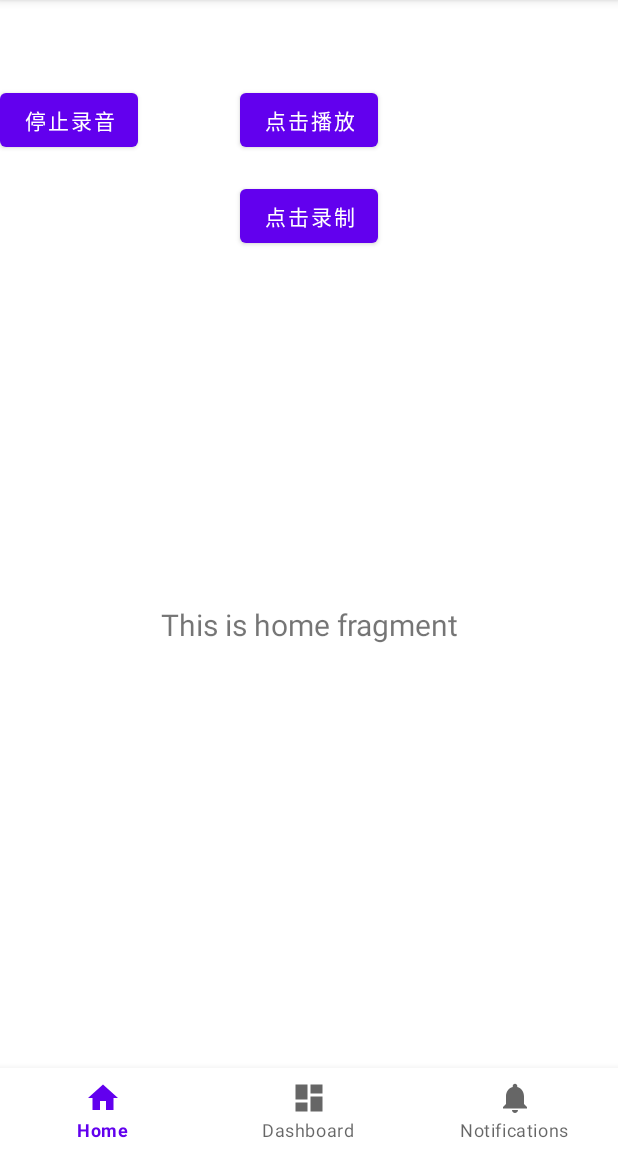
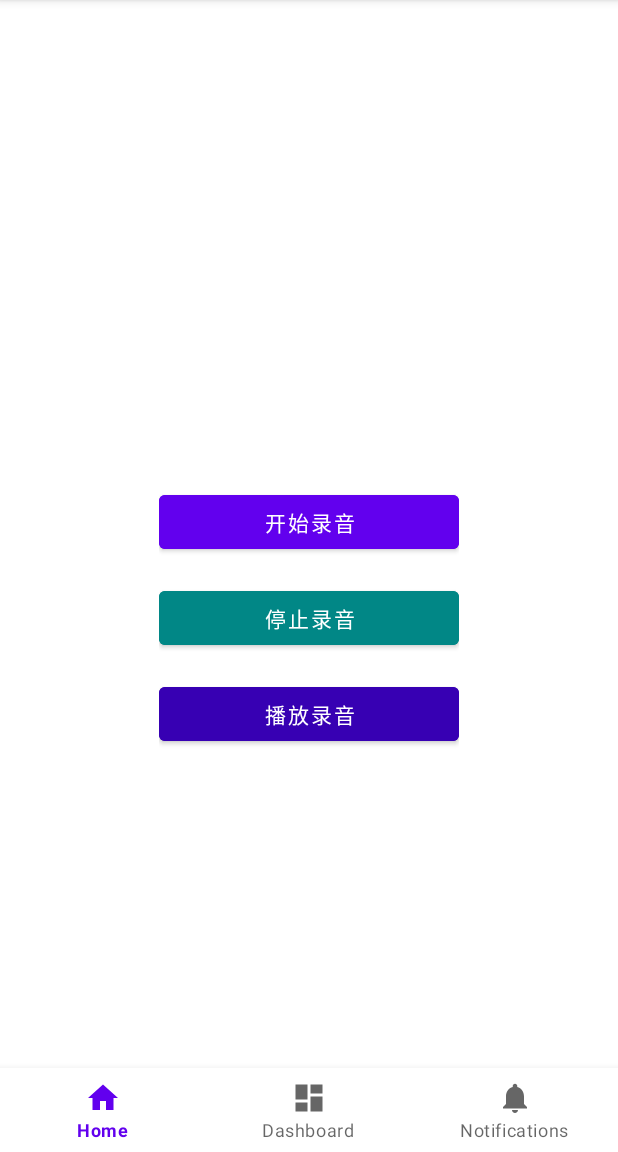
Before and after one commit to kmq116/android-play-audio, an Android app: the screen it shows after launch (MainActivity), on a phone screen of 412 x 824 dp, the part 84-1236 px from its top. Run offline under Robolectric (Android 15) with nearby library versions, the phone set to English and light mode, and no system bars; our stand-ins replace navigation-ui.

Commit message:
feat: 优化样式

```diff
--- a/app/src/main/res/layout/activity_main.xml
+++ b/app/src/main/res/layout/activity_main.xml
@@ -33,29 +33,46 @@
 
     <RelativeLayout
         android:layout_width="match_parent"
-        android:layout_height="match_parent">
+        android:layout_height="match_parent"
+        android:padding="16dp">
 
-        <Button
-            android:id="@+id/playButton"
+        <!-- 录音控制按钮组 -->
+        <LinearLayout
+            android:id="@+id/recordControlGroup"
             android:layout_width="wrap_content"
             android:layout_height="wrap_content"
-            android:text="点击播放"
-            android:layout_centerHorizontal="true"
-            android:layout_marginBottom="16dp" />
+            android:layout_centerInParent="true"
+            android:orientation="vertical"
+            android:gravity="center">
 
-        <Button
-            android:id="@+id/startRecorder"
-            android:layout_width="wrap_content"
-            android:layout_height="wrap_content"
-            android:text="点击录制"
-            android:layout_below="@id/playButton"
-            android:layout_centerHorizontal="true" />
+            <!-- 录音按钮 -->
+            <Button
+                android:id="@+id/startRecorder"
+                android:layout_width="200dp"
+                android:layout_height="wrap_content"
+                android:text="开始录音"
+                android:layout_marginBottom="16dp"
+                android:backgroundTint="@color/purple_500" />
 
-        <Button
-            android:id="@+id/stopButton"
-            android:layout_width="wrap_content"
-            android:layout_height="wrap_content"
-            android:text="停止录音"/>
+            <!-- 停止录音按钮 -->
+            <Button
+                android:id="@+id/stopButton"
+                android:layout_width="200dp"
+                android:layout_height="wrap_content"
+                android:text="停止录音"
+                android:layout_marginBottom="16dp"
+                android:backgroundTint="@color/teal_700" />
+
+            <!-- 播放按钮 -->
+            <Button
+                android:id="@+id/playButton"
+                android:layout_width="200dp"
+                android:layout_height="wrap_content"
+                android:text="播放录音"
+                android:backgroundTint="@color/purple_700" />
+
+        </LinearLayout>
+
     </RelativeLayout>
 
 
```
